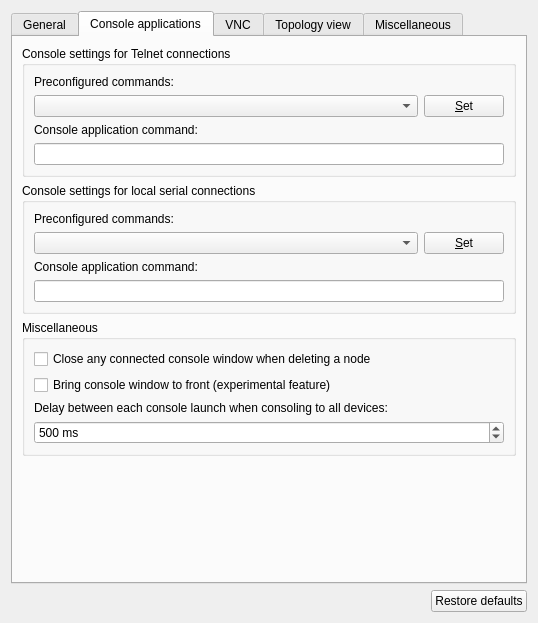
Before: the Qt Designer form gns3/ui/general_preferences_page.ui in GNS3/gns3-gui, drawn with Qt 5.
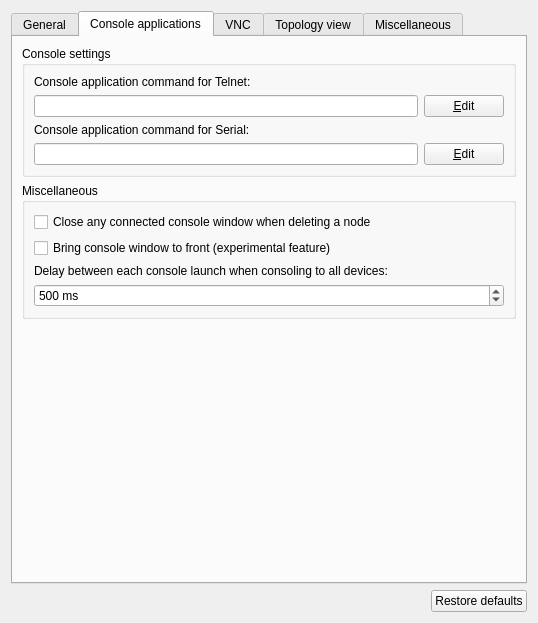
After: the same form once the commit is applied. The open tabs and pages were chosen to show the change.

Commit message:
Create a dialog for choosing the console command.
This extract all the code for selecting a console command
to a Dialog. With the following improvements:
* detect if a command exists and select it in the combo box
* help about custom variables that can be used in the command

Demonstration here:
https://www.youtube.com/watch?v=fw9XhRtFJuY&feature=em-upload_owner

It's part 1 of the #675 for supporting console application by node.

The edit to the form file:
```diff
--- a/gns3/ui/general_preferences_page.ui
+++ b/gns3/ui/general_preferences_page.ui
@@ -256,27 +256,19 @@
        <item>
         <widget class="QGroupBox" name="uiTelnetConsoleSettingsGroupBox">
          <property name="title">
-          <string>Console settings for Telnet connections</string>
+          <string>Console settings</string>
          </property>
-         <layout class="QGridLayout" name="gridLayout_4">
-          <item row="0" column="0">
-           <widget class="QLabel" name="uiTelnetConsolePreconfiguredCommandLabel">
-            <property name="text">
-             <string>Preconfigured commands:</string>
-            </property>
-           </widget>
-          </item>
-          <item row="1" column="0">
-           <widget class="QComboBox" name="uiTelnetConsolePreconfiguredCommandComboBox"/>
-          </item>
-          <item row="3" column="0">
+         <layout class="QVBoxLayout" name="verticalLayout_9">
+          <item>
            <widget class="QLabel" name="uiTelnetConsoleCommandLabel">
             <property name="text">
-             <string>Console application command:</string>
+             <string>Console application command for Telnet:</string>
             </property>
            </widget>
           </item>
-          <item row="4" column="0" colspan="2">
+          <item>
+           <layout class="QHBoxLayout" name="horizontalLayout_9">
+            <item>
            <widget class="QLineEdit" name="uiTelnetConsoleCommandLineEdit">
             <property name="sizePolicy">
              <sizepolicy hsizetype="MinimumExpanding" vsizetype="Fixed">
@@ -287,9 +279,12 @@
             <property name="toolTip">
              <string>&lt;html&gt;&lt;head/&gt;&lt;body&gt;&lt;p&gt;Command line replacements:&lt;/p&gt;&lt;p&gt;%h = device server &lt;/p&gt;&lt;p&gt;%p = device port&lt;/p&gt;&lt;p&gt;%d = device hostname&lt;/p&gt;&lt;/body&gt;&lt;/html&gt;</string>
             </property>
-           </widget>
-          </item>
-          <item row="1" column="1">
+              <property name="readOnly">
+               <bool>true</bool>
+              </property>
+             </widget>
+            </item>
+            <item>
            <widget class="QPushButton" name="uiTelnetConsolePreconfiguredCommandPushButton">
             <property name="sizePolicy">
              <sizepolicy hsizetype="Maximum" vsizetype="Fixed">
@@ -298,37 +293,22 @@
              </sizepolicy>
             </property>
             <property name="text">
-             <string>&amp;Set</string>
+               <string>&amp;Edit</string>
             </property>
            </widget>
           </item>
          </layout>
-        </widget>
        </item>
        <item>
-        <widget class="QGroupBox" name="uiSerialConsoleSettingsGroupBox">
-         <property name="title">
-          <string>Console settings for local serial connections</string>
-         </property>
-         <layout class="QGridLayout" name="gridLayout_5">
-          <item row="3" column="0">
            <widget class="QLabel" name="uiSerialConsoleCommandLabel">
             <property name="text">
-             <string>Console application command:</string>
+             <string>Console application command for Serial:</string>
             </property>
            </widget>
           </item>
-          <item row="0" column="0">
-           <widget class="QLabel" name="uiSerialConsolePreconfiguredCommandLabel">
-            <property name="text">
-             <string>Preconfigured commands:</string>
-            </property>
-           </widget>
-          </item>
-          <item row="1" column="0">
-           <widget class="QComboBox" name="uiSerialConsolePreconfiguredCommandComboBox"/>
-          </item>
-          <item row="4" column="0" colspan="2">
+          <item>
+           <layout class="QHBoxLayout" name="horizontalLayout_10">
+            <item>
            <widget class="QLineEdit" name="uiSerialConsoleCommandLineEdit">
             <property name="sizePolicy">
              <sizepolicy hsizetype="MinimumExpanding" vsizetype="Fixed">
@@ -339,9 +319,12 @@
             <property name="toolTip">
              <string>&lt;html&gt;&lt;head/&gt;&lt;body&gt;&lt;p&gt;Command line replacements:&lt;/p&gt;&lt;p&gt;%d = device hostname&lt;/p&gt;&lt;p&gt;%s = device pipe file&lt;/p&gt;&lt;/body&gt;&lt;/html&gt;</string>
             </property>
-           </widget>
-          </item>
-          <item row="1" column="1">
+              <property name="readOnly">
+               <bool>true</bool>
+              </property>
+             </widget>
+            </item>
+            <item>
            <widget class="QPushButton" name="uiSerialConsolePreconfiguredCommandPushButton">
             <property name="sizePolicy">
              <sizepolicy hsizetype="Maximum" vsizetype="Fixed">
@@ -350,9 +333,11 @@
              </sizepolicy>
             </property>
             <property name="text">
-             <string>&amp;Set</string>
-            </property>
-           </widget>
+               <string>&amp;Edit</string>
+              </property>
+             </widget>
+            </item>
+           </layout>
           </item>
          </layout>
         </widget>
@@ -428,25 +413,17 @@
          <property name="title">
           <string>Settings for VNC connections</string>
          </property>
-         <layout class="QGridLayout" name="gridLayout_6">
-          <item row="0" column="0">
-           <widget class="QLabel" name="uiVNCConsolePreconfiguredCommandLabel">
-            <property name="text">
-             <string>Preconfigured commands:</string>
-            </property>
-           </widget>
-          </item>
-          <item row="1" column="0">
-           <widget class="QComboBox" name="uiVNCConsolePreconfiguredCommandComboBox"/>
-          </item>
-          <item row="3" column="0">
+         <layout class="QVBoxLayout" name="verticalLayout_8">
+          <item>
            <widget class="QLabel" name="uiVNCConsoleCommandLabel">
             <property name="text">
-             <string>Console application command:</string>
+             <string>Console application command for VNC:</string>
             </property>
            </widget>
           </item>
-          <item row="4" column="0" colspan="2">
+          <item>
+           <layout class="QHBoxLayout" name="horizontalLayout_8">
+            <item>
            <widget class="QLineEdit" name="uiVNCConsoleCommandLineEdit">
             <property name="sizePolicy">
              <sizepolicy hsizetype="MinimumExpanding" vsizetype="Fixed">
@@ -457,9 +434,12 @@
             <property name="toolTip">
              <string>&lt;html&gt;&lt;head/&gt;&lt;body&gt;&lt;p&gt;Command line replacements:&lt;/p&gt;&lt;p&gt;%h = device server &lt;/p&gt;&lt;p&gt;%p = device port&lt;/p&gt;&lt;p&gt;%d = device hostname&lt;/p&gt;&lt;/body&gt;&lt;/html&gt;</string>
             </property>
-           </widget>
-          </item>
-          <item row="1" column="1">
+              <property name="readOnly">
+               <bool>true</bool>
+              </property>
+             </widget>
+            </item>
+            <item>
            <widget class="QPushButton" name="uiVNCConsolePreconfiguredCommandPushButton">
             <property name="sizePolicy">
              <sizepolicy hsizetype="Maximum" vsizetype="Fixed">
@@ -468,9 +448,11 @@
              </sizepolicy>
             </property>
             <property name="text">
-             <string>&amp;Set</string>
-            </property>
-           </widget>
+               <string>&amp;Edit</string>
+              </property>
+             </widget>
+            </item>
+           </layout>
           </item>
          </layout>
         </widget>
```
Lines whose indentation alone changed are shown as unchanged. The commit also changes 5 other files.
